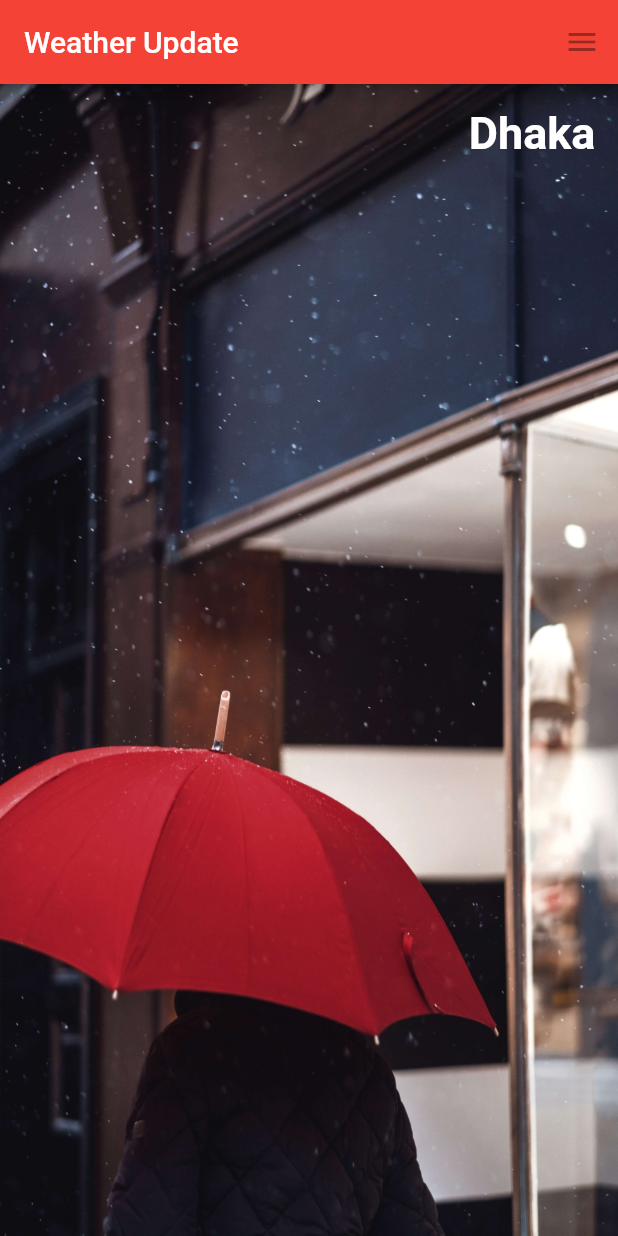
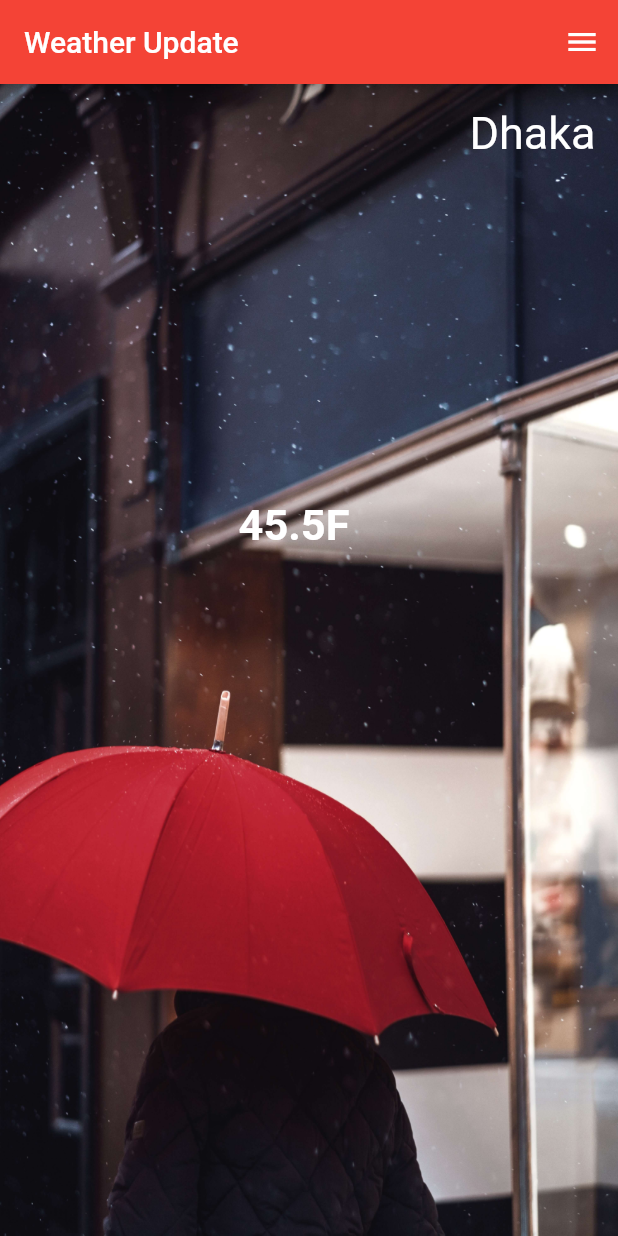
Before and after one commit to robin3317/Flutter_Weather_App, a Flutter app: the screen it shows after launch, on a phone screen of 412 x 824 dp. Run offline on Flutter 3.47's test engine with Material 2 defaults, Android fonts, the phone set to English and light mode, and no system bars.

```diff
--- a/lib/ui/weather.dart
+++ b/lib/ui/weather.dart
@@ -1,4 +1,11 @@
+import 'dart:async';
+import 'dart:convert';
+import 'package:http/http.dart' as http;
+
 import 'package:flutter/material.dart';
+
+final appId = "c85a08c4c0785a7b6f225056bc4f39c5";
+final defaultCity = "Dhaka";
 
 class WeatherUpdate extends StatefulWidget {
   @override
@@ -6,6 +13,13 @@ class WeatherUpdate extends StatefulWidget {
 }
 
 class _WeatherUpdateState extends State<WeatherUpdate> {
+
+//get data and print it on the console
+  void showData() async {
+    Map data = await getWeather(appId, defaultCity);
+    print(data.toString());
+  }
+
   @override
   Widget build(BuildContext context) {
     return new Scaffold(
@@ -16,7 +30,7 @@ class _WeatherUpdateState extends State<WeatherUpdate> {
         actions: <Widget>[
           new IconButton(
             icon: new Icon(Icons.menu),
-            onPressed: null,
+            onPressed: showData,
           )
         ],
       ),
@@ -35,11 +49,29 @@ class _WeatherUpdateState extends State<WeatherUpdate> {
             alignment: Alignment.topRight,
             margin: const EdgeInsets.fromLTRB(0.0, 15.0, 15.0, 0.0),
             child: new Text("Dhaka", style: cityStyle(),),
+          ),
+          //this container will contain the actual data
+          new Container(
+            alignment:Alignment.center,
+            margin: const EdgeInsets.fromLTRB(0.0, 0.0, 20.0, 180.0),
+            child: new Text(
+              "45.5F",
+              style: new TextStyle(
+                fontSize: 28.90,
+                fontWeight: FontWeight.bold,
+                color: Colors.white
+              ),
+            ),
           )
         ],
       )
 
     );
+  }
+  Future<Map> getWeather(String appId, String city) async {
+    String apiUrl = "https://api.openweathermap.org/data/2.5/weather?q=$city&appid=$appId&units=metric";
+    http.Response response = await http.get(apiUrl);
+    return json.decode(response.body);
   }
 }
 
@@ -48,6 +80,5 @@ TextStyle cityStyle() {
   return new TextStyle(
     color: Colors.white,
     fontSize: 30.0,
-    fontWeight: FontWeight.bold
   );
 }
```
